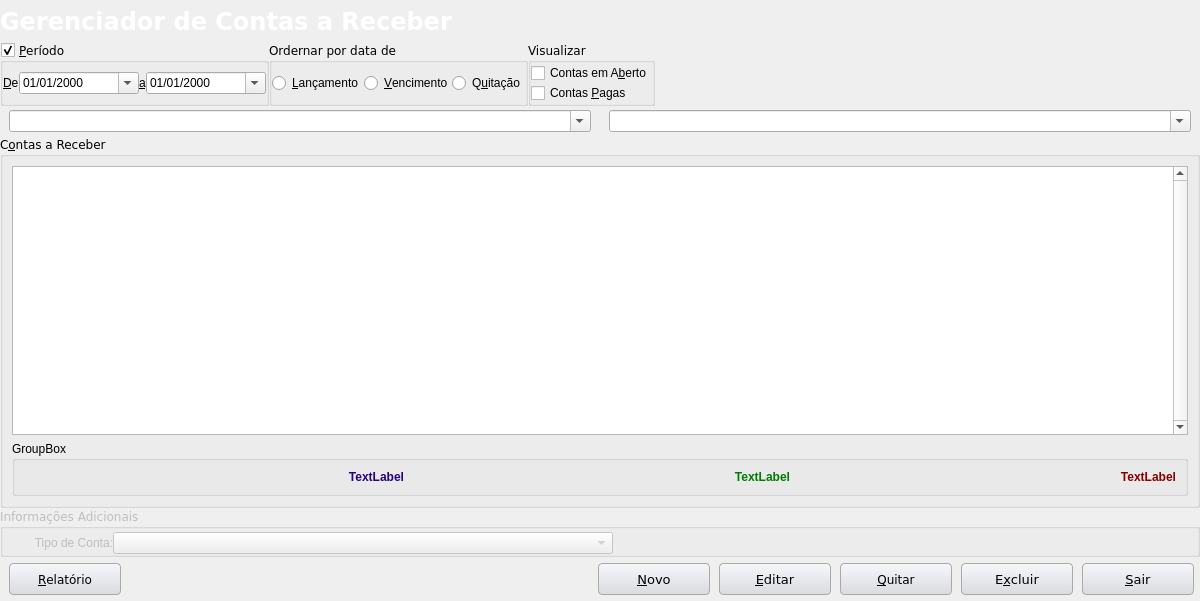
First picture: the form in Projects/Blink/Plugins/financier/accounttoreceivemanager.ui, repository MarcoBueno1/qrad, before the edit.
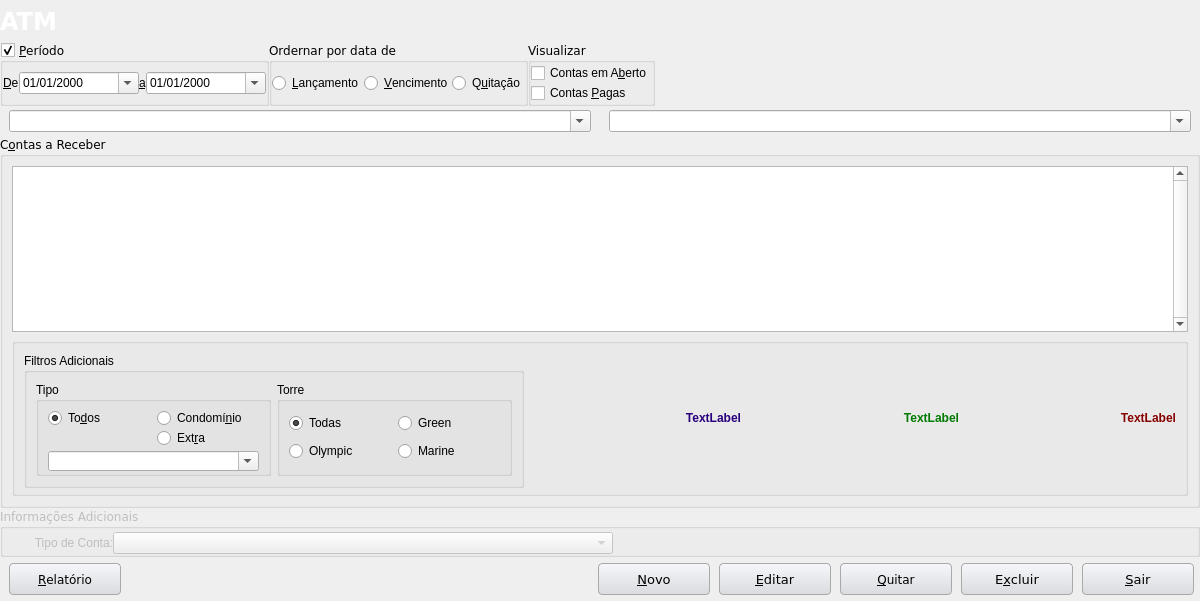
Second picture: the form after the edit. Icons and pictures are not drawn. Custom widgets are drawn as their Qt base class.

Patch:
```diff
--- a/Projects/Blink/Plugins/financier/accounttoreceivemanager.ui
+++ b/Projects/Blink/Plugins/financier/accounttoreceivemanager.ui
@@ -309,7 +309,7 @@
          <number>1</number>
         </property>
         <property name="text">
-         <string>Gerenciador de Contas a Receber</string>
+         <string>ATM</string>
         </property>
         <property name="textFormat">
          <enum>Qt::AutoText</enum>
@@ -437,7 +437,7 @@
     </layout>
    </item>
    <item row="3" column="0" colspan="2">
-    <widget class="QGroupBox" name="groupBox_2">
+    <widget class="QGroupBox" name="groupBoxAccounts">
      <property name="font">
       <font>
        <family>Verdana</family>
@@ -514,13 +514,114 @@
         <property name="minimumSize">
          <size>
           <width>0</width>
-          <height>50</height>
+          <height>100</height>
          </size>
         </property>
         <property name="title">
-         <string>GroupBox</string>
+         <string/>
         </property>
         <layout class="QHBoxLayout" name="horizontalLayout_6">
+         <item>
+          <widget class="QGroupBox" name="groupBox_6">
+           <property name="minimumSize">
+            <size>
+             <width>500</width>
+             <height>135</height>
+            </size>
+           </property>
+           <property name="title">
+            <string>Filtros Adicionais</string>
+           </property>
+           <layout class="QHBoxLayout" name="horizontalLayout_7">
+            <item>
+             <widget class="QGroupBox" name="groupBox_7">
+              <property name="title">
+               <string>Tipo</string>
+              </property>
+              <layout class="QGridLayout" name="gridLayout_9">
+               <item row="0" column="0">
+                <widget class="QRadioButton" name="radioButtonAllType">
+                 <property name="text">
+                  <string>To&amp;dos</string>
+                 </property>
+                 <property name="checked">
+                  <bool>true</bool>
+                 </property>
+                </widget>
+               </item>
+               <item row="1" column="1">
+                <widget class="QRadioButton" name="radioButtonTxExtra">
+                 <property name="text">
+                  <string>Ext&amp;ra</string>
+                 </property>
+                </widget>
+               </item>
+               <item row="0" column="1">
+                <widget class="QRadioButton" name="radioButtonTxCond">
+                 <property name="text">
+                  <string>Condomí&amp;nio</string>
+                 </property>
+                </widget>
+               </item>
+               <item row="2" column="0" colspan="2">
+                <widget class="SComboBox" name="comboBoxTypeTxExtr">
+                 <property name="minimumSize">
+                  <size>
+                   <width>164</width>
+                   <height>20</height>
+                  </size>
+                 </property>
+                 <property name="editable">
+                  <bool>true</bool>
+                 </property>
+                </widget>
+               </item>
+              </layout>
+             </widget>
+            </item>
+            <item>
+             <widget class="QGroupBox" name="groupBox_8">
+              <property name="title">
+               <string>Torre</string>
+              </property>
+              <layout class="QGridLayout" name="gridLayout_10">
+               <item row="0" column="0">
+                <widget class="QRadioButton" name="radioButtonAllTower">
+                 <property name="text">
+                  <string>Todas</string>
+                 </property>
+                 <property name="checked">
+                  <bool>true</bool>
+                 </property>
+                </widget>
+               </item>
+               <item row="0" column="1">
+                <widget class="QRadioButton" name="radioButtonGreen">
+                 <property name="text">
+                  <string>Green</string>
+                 </property>
+                </widget>
+               </item>
+               <item row="1" column="0">
+                <widget class="QRadioButton" name="radioButtonOlympic">
+                 <property name="text">
+                  <string>Olympic</string>
+                 </property>
+                </widget>
+               </item>
+               <item row="1" column="1">
+                <widget class="QRadioButton" name="radioButtonMarine">
+                 <property name="text">
+                  <string>Marine</string>
+                 </property>
+                </widget>
+               </item>
+              </layout>
+             </widget>
+            </item>
+           </layout>
+          </widget>
+         </item>
          <item>
           <widget class="QLabel" name="labelPagar">
            <property name="font">
@@ -1170,6 +1271,11 @@
    <header>dsmgroupboxenter.h</header>
    <container>1</container>
   </customwidget>
+  <customwidget>
+   <class>SComboBox</class>
+   <extends>QComboBox</extends>
+   <header location="global">scombobox.h</header>
+  </customwidget>
  </customwidgets>
  <tabstops>
   <tabstop>groupBoxDate</tabstop>
```
